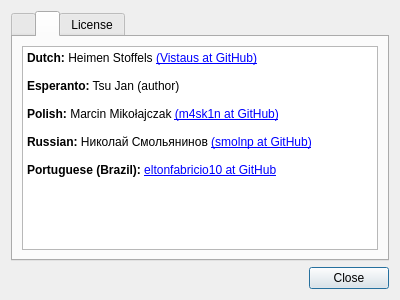
This is about.ui in tsujan/Arqiver as Qt 5 draws it before an edit. The edited form follows.
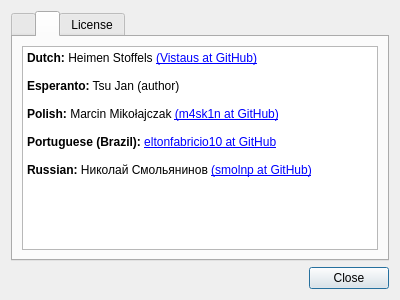
This is the edited form. The open tabs and pages were chosen to show the change.

Commit message: Sorted translators list alphabetically

Diff of the .ui file:
```diff
--- a/about.ui
+++ b/about.ui
@@ -103,9 +103,9 @@
 &lt;p style=&quot;-qt-paragraph-type:empty; margin-top:0px; margin-bottom:0px; margin-left:0px; margin-right:0px; -qt-block-indent:0; text-indent:0px;&quot;&gt;&lt;br /&gt;&lt;/p&gt;
 &lt;p style=&quot; margin-top:0px; margin-bottom:0px; margin-left:0px; margin-right:0px; -qt-block-indent:0; text-indent:0px;&quot;&gt;&lt;span style=&quot; font-weight:600;&quot;&gt;Polish:&lt;/span&gt; Marcin Mikołajczak &lt;a href=&quot;https://github.com/m4sk1n&quot;&gt;(m4sk1n at GitHub)&lt;/a&gt;&lt;/p&gt;
 &lt;p style=&quot;-qt-paragraph-type:empty; margin-top:0px; margin-bottom:0px; margin-left:0px; margin-right:0px; -qt-block-indent:0; text-indent:0px;&quot;&gt;&lt;br /&gt;&lt;/p&gt;
-&lt;p style=&quot; margin-top:0px; margin-bottom:0px; margin-left:0px; margin-right:0px; -qt-block-indent:0; text-indent:0px;&quot;&gt;&lt;span style=&quot; font-weight:600;&quot;&gt;Russian:&lt;/span&gt; Николай Смольянинов &lt;a href=&quot;https://github.com/smolnp&quot;&gt;(smolnp at GitHub)&lt;/a&gt;&lt;/p&gt;
-&lt;p style=&quot;-qt-paragraph-type:empty; margin-top:0px; margin-bottom:0px; margin-left:0px; margin-right:0px; -qt-block-indent:0; text-indent:0px;&quot;&gt;&lt;br /&gt;&lt;/p&gt;
 &lt;p style=&quot; margin-top:0px; margin-bottom:0px; margin-left:0px; margin-right:0px; -qt-block-indent:0; text-indent:0px;&quot;&gt;&lt;span style=&quot; font-weight:600;&quot;&gt;Portuguese (Brazil):&lt;/span&gt; &lt;a href=&quot;https://github.com/eltonfabricio10&quot;&gt;eltonfabricio10 at GitHub&lt;/a&gt;&lt;/p&gt;
+&lt;p style=&quot;-qt-paragraph-type:empty; margin-top:0px; margin-bottom:0px; margin-left:0px; margin-right:0px; -qt-block-indent:0; text-indent:0px;&quot;&gt;&lt;br /&gt;&lt;/p&gt;
+&lt;p style=&quot; margin-top:0px; margin-bottom:0px; margin-left:0px; margin-right:0px; -qt-block-indent:0; text-indent:0px;&quot;&gt;&lt;span style=&quot; font-weight:600;&quot;&gt;Russian:&lt;/span&gt; Николай Смольянинов &lt;a href=&quot;https://github.com/smolnp&quot;&gt;(smolnp at GitHub)&lt;/a&gt;&lt;/p&gt;
 &lt;/body&gt;&lt;/html&gt;</string>
          </property>
          <property name="openExternalLinks">
```
